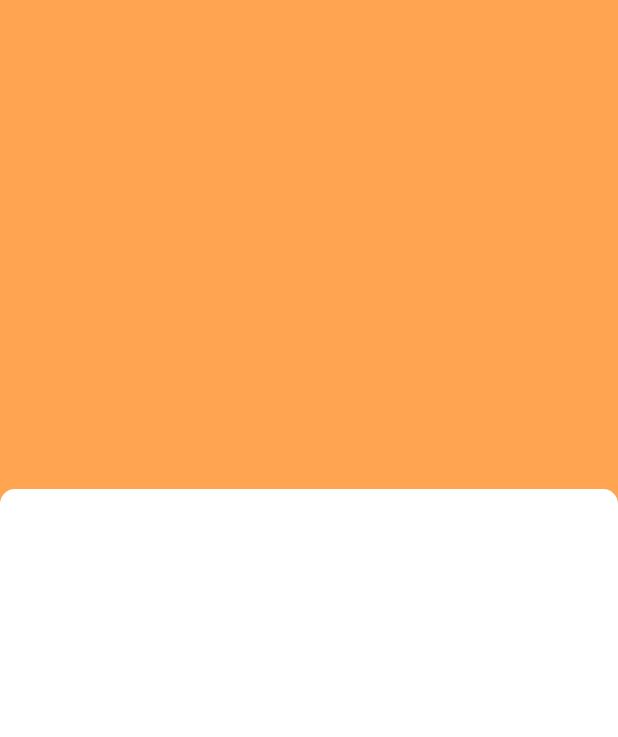
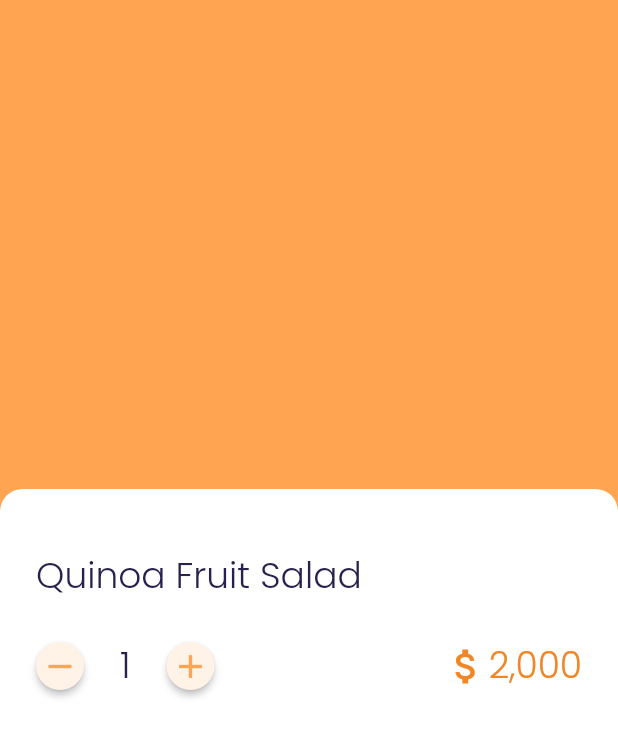
Before and after one commit to CristinaKulczynski/SecondFlutterCompassChallenge, a Flutter app: the AddToBasket screen opened directly, on a phone screen of 412 x 824 dp. Shown: the top 737 px of the screen. Run offline on Flutter 3.47's test engine with Material 2 defaults, Android fonts, the phone set to English and light mode, and no system bars.

Commit message:
Acrescentando soma e sub.

```diff
--- a/lib/screens/add_to_basket.dart
+++ b/lib/screens/add_to_basket.dart
@@ -17,11 +17,109 @@ class _AddToBasketState extends State<AddToBasket> {
         children: [
           Container(
             height: 498,
+            width: MediaQuery.of(context).size.width,
             decoration: const BoxDecoration(
-                borderRadius: BorderRadius.vertical(
-                  top: Radius.circular(10),
-                ),
+              borderRadius: BorderRadius.vertical(
+                top: Radius.circular(15),
+              ),
               color: Color.fromRGBO(255, 255, 255, 1),
+            ),
+            child: Padding(
+              padding: const EdgeInsets.only(top: 40, left: 24),
+              child: Column(
+                crossAxisAlignment: CrossAxisAlignment.start,
+                children: [
+                  const Text(
+                    'Quinoa Fruit Salad',
+                    style: TextStyle(
+                      fontSize: 24,
+                      fontFamily: 'Poppins',
+                      color: Color.fromRGBO(39, 33, 77, 1),
+                    ),
+                  ),
+                  const SizedBox(
+                    height: 24,
+                  ),
+                  Row(
+                    mainAxisAlignment: MainAxisAlignment.spaceBetween,
+                    children: [
+                      Row(
+                        children: [
+                          SizedBox(
+                            height: 32,
+                            width: 32,
+                            child: ElevatedButton(
+                              onPressed: () {},
+                              style: ElevatedButton.styleFrom(
+                                padding: const EdgeInsets.only(top: 3, bottom: 3),
+                                backgroundColor:
+                                    const Color.fromRGBO(255, 242, 231, 1),
+                                shape: RoundedRectangleBorder(
+                                  borderRadius: BorderRadius.circular(50),
+                                ),
+                              ),
+                              child: const Icon(
+                                Icons.remove,
+                                color: Color.fromRGBO(255, 164, 81, 1),
+                                size: 26,
+                              ),
+                            ),
+                          ),
+                          const Padding(
+                            padding: EdgeInsets.only(left: 24, right: 24),
+                            child: Text(
+                              '1',
+                              style: TextStyle(
+                                fontSize: 24,
+                                fontFamily: 'Poppins',
+                                color: Color.fromRGBO(39, 33, 77, 1),
+                              ),
+                            ),
+                          ),
+                          SizedBox(
+                            height: 32,
+                            width: 32,
+                            child: ElevatedButton(
+                              onPressed: () {},
+                              style: ElevatedButton.styleFrom(
+                                padding: const EdgeInsets.only(top: 3, bottom: 3),
+                                backgroundColor:
+                                const Color.fromRGBO(255, 242, 231, 1),
+                                shape: RoundedRectangleBorder(
+                                  borderRadius: BorderRadius.circular(50),
+                                ),
+                              ),
+                              child: const Icon(
+                                Icons.add,
+                                color: Color.fromRGBO(255, 164, 81, 1),
+                                size: 26,
+                              ),
+                            ),
+                          ),
+                        ],
+                      ),
+                      Row(
+                        children: const [Icon(
+                          Icons.attach_money,
+                          color: Color.fromRGBO(240, 134, 38, 1),
+                          size: 30,
+                        ),
+                          Padding(
+                            padding: EdgeInsets.only(right: 24),
+                            child: Text(
+                              '2,000',
+                              style: TextStyle(
+                                fontSize: 24,
+                                fontFamily: 'Poppins',
+                                color: Color.fromRGBO(240, 134, 38, 1),
+                              ),
+                            ),
+                          ),],
+                      ),
+                    ],
+                  ),
+                ],
+              ),
             ),
           ),
         ],
```
